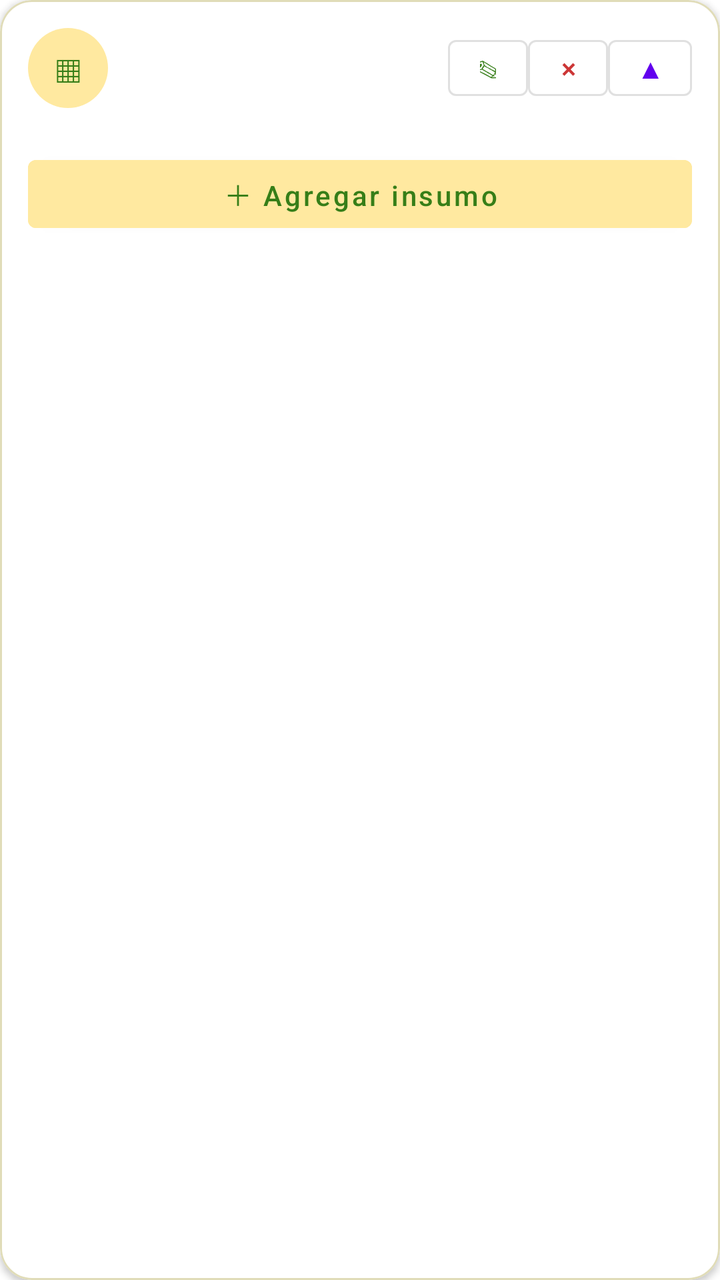
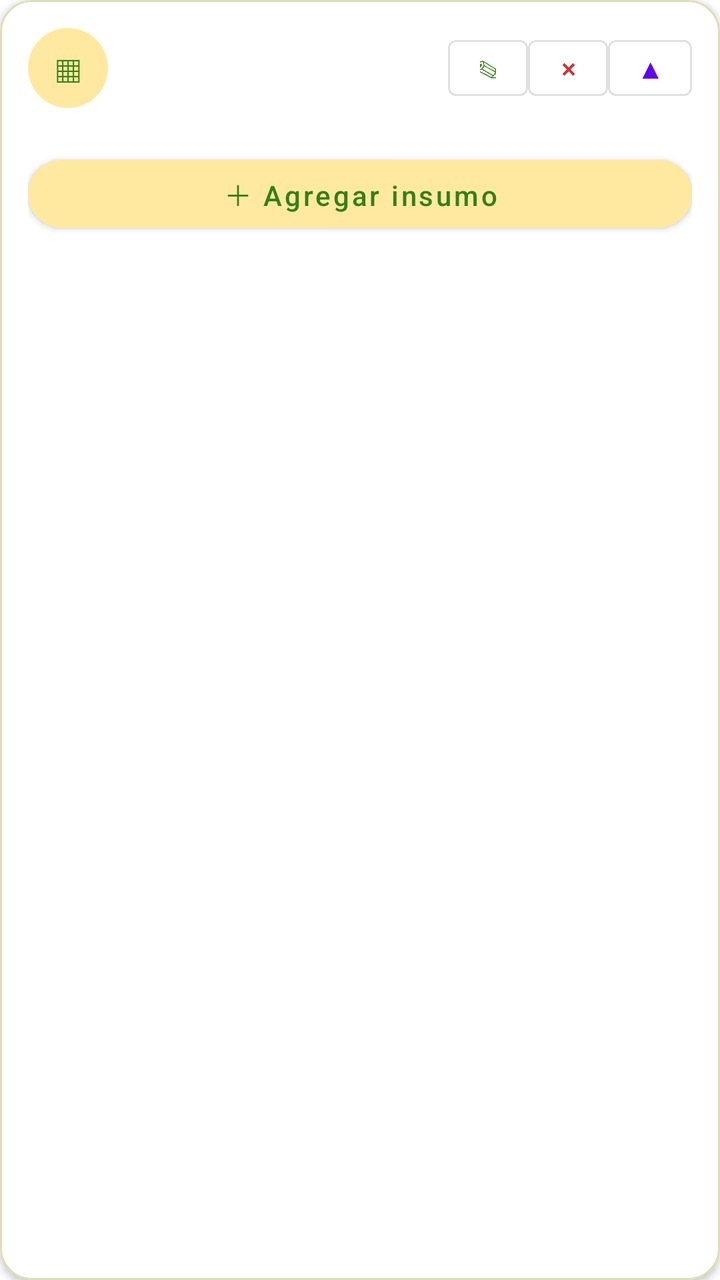

Screens rendered from an Android XML layout before and after an edit, with the pre-edit source and the edit as a unified diff.
<!-- AndroidManifest.xml: application theme Theme.Ocasion_mobil_v2 -->
<!-- res/layout/item_categoria_inventario.xml -->
<?xml version="1.0" encoding="utf-8"?>
<com.google.android.material.card.MaterialCardView
    xmlns:android="http://schemas.android.com/apk/res/android"
    xmlns:app="http://schemas.android.com/apk/res-auto"
    android:layout_width="match_parent"
    android:layout_height="wrap_content"
    android:layout_marginBottom="12dp"
    app:cardBackgroundColor="@color/blanco"
    app:cardCornerRadius="16dp"
    app:cardElevation="2dp"
    app:strokeColor="@color/borde_input"
    app:strokeWidth="1dp">


    <LinearLayout
        android:layout_width="match_parent"
        android:layout_height="wrap_content"
        android:orientation="vertical"
        android:padding="14dp">


        <LinearLayout
            android:layout_width="match_parent"
            android:layout_height="wrap_content"
            android:gravity="center_vertical">

            <TextView
                android:layout_width="40dp"
                android:layout_height="40dp"
                android:background="@drawable/bg_icon_circle"
                android:gravity="center"
                android:text="▦"
                android:textColor="@color/verde_primario"
                android:textSize="19sp" />


            <LinearLayout
                android:layout_width="0dp"
                android:layout_height="wrap_content"
                android:layout_weight="1"
                android:layout_marginStart="10dp"
                android:orientation="vertical">


                <TextView
                    android:id="@+id/tvNombreCategoria"
                    android:layout_width="match_parent"
                    android:layout_height="wrap_content"
                    android:textColor="@color/texto_principal"
                    android:textSize="16sp"
                    android:textStyle="bold" />
                <TextView
                    android:id="@+id/tvContadorRecursos"
                    android:layout_width="match_parent"
                    android:layout_height="wrap_content"
                    android:layout_marginTop="2dp"
                    android:textColor="@color/texto_secundario"
                    android:textSize="11sp" />
            </LinearLayout>


            <com.google.android.material.button.MaterialButton
                android:id="@+id/btnEditarCategoria"
                style="?attr/materialButtonOutlinedStyle"
                android:layout_width="40dp"
                android:layout_height="40dp"
                android:minWidth="0dp"
                android:text="✎"
                android:textColor="@color/verde_primario" />
            <com.google.android.material.button.MaterialButton
                android:id="@+id/btnEliminarCategoria"
                style="?attr/materialButtonOutlinedStyle"
                android:layout_width="40dp"
                android:layout_height="40dp"
                android:minWidth="0dp"
                android:text="×"
                android:textColor="@color/rojo_error" />
            <com.google.android.material.button.MaterialButton
                android:id="@+id/btnExpandCategoria"
                style="?attr/materialButtonOutlinedStyle"
                android:layout_width="42dp"
                android:layout_height="40dp"
                android:minWidth="0dp"
                android:text="▲"
                android:textAllCaps="false" />
        </LinearLayout>


        <androidx.recyclerview.widget.RecyclerView
            android:id="@+id/rvRecursos"
            android:layout_width="match_parent"
            android:layout_height="wrap_content"
            android:layout_marginTop="10dp"
            android:nestedScrollingEnabled="false" />
        <com.google.android.material.button.MaterialButton
            android:id="@+id/btnAgregarInsumo"
            android:layout_width="match_parent"
            android:layout_height="46dp"
            android:layout_marginTop="10dp"
            android:text="＋ Agregar insumo"
            android:textAllCaps="false"
            android:textColor="@color/verde_primario"
            android:backgroundTint="@color/header_footer_light" />

    </LinearLayout>

</com.google.android.material.card.MaterialCardView>
<!-- resources referenced by this layout -->
<resources>
  <color name="blanco">#FFFFFF</color>
  <color name="borde_input">#E0DCB8</color>
  <color name="header_footer_light">#FFE9A0</color>
  <color name="rojo_error">#CC3636</color>
  <color name="texto_principal">#2E2A1F</color>
  <color name="texto_secundario">#6E6A5A</color>
  <color name="verde_primario">#367E18</color>
  <!-- drawable bg_icon_circle (drawable) -->
  <?xml version="1.0" encoding="utf-8"?>
  <shape xmlns:android="http://schemas.android.com/apk/res/android">
  
      <solid android:color="@color/header_footer_light" />
  
      <corners android:radius="25dp" />
  
  </shape>
  <style name="Theme.Ocasion_mobil_v2" parent="Theme.MaterialComponents.Light.NoActionBar" />
</resources>

<!-- the commit's change to res/layout/item_categoria_inventario.xml (unified diff, before → after) -->
@@ -100,7 +100,8 @@
             android:text="＋ Agregar insumo"
             android:textAllCaps="false"
             android:textColor="@color/verde_primario"
-            android:backgroundTint="@color/header_footer_light" />
+            android:backgroundTint="@color/header_footer_light"
+            app:cornerRadius="22dp"/>
 
     </LinearLayout>
 
